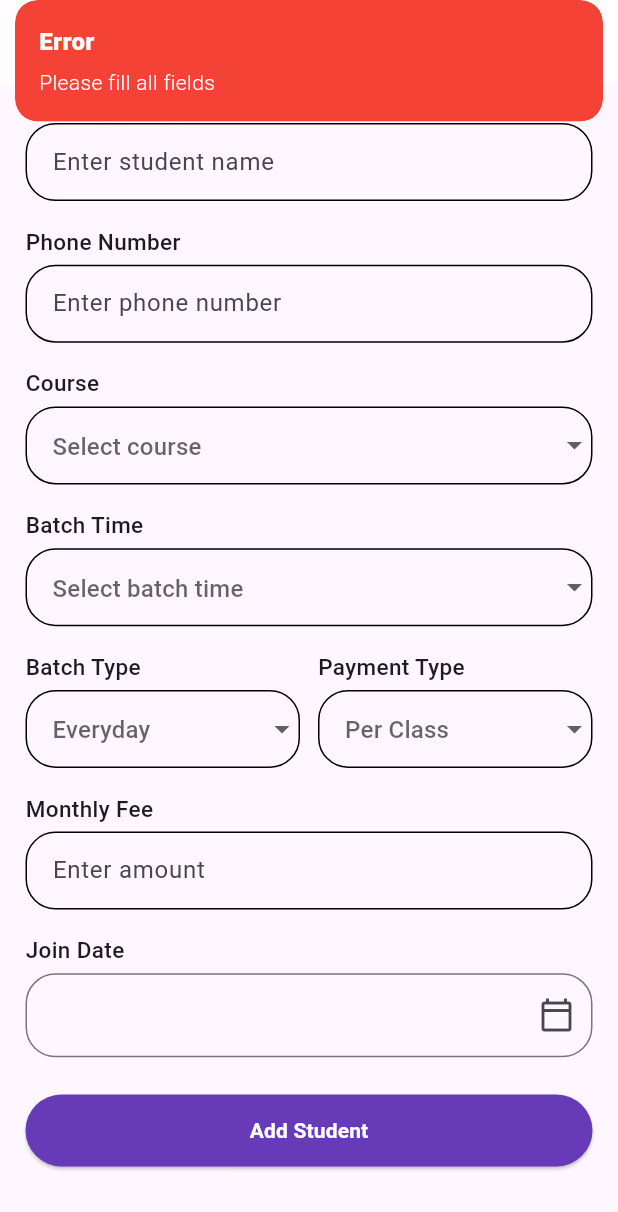
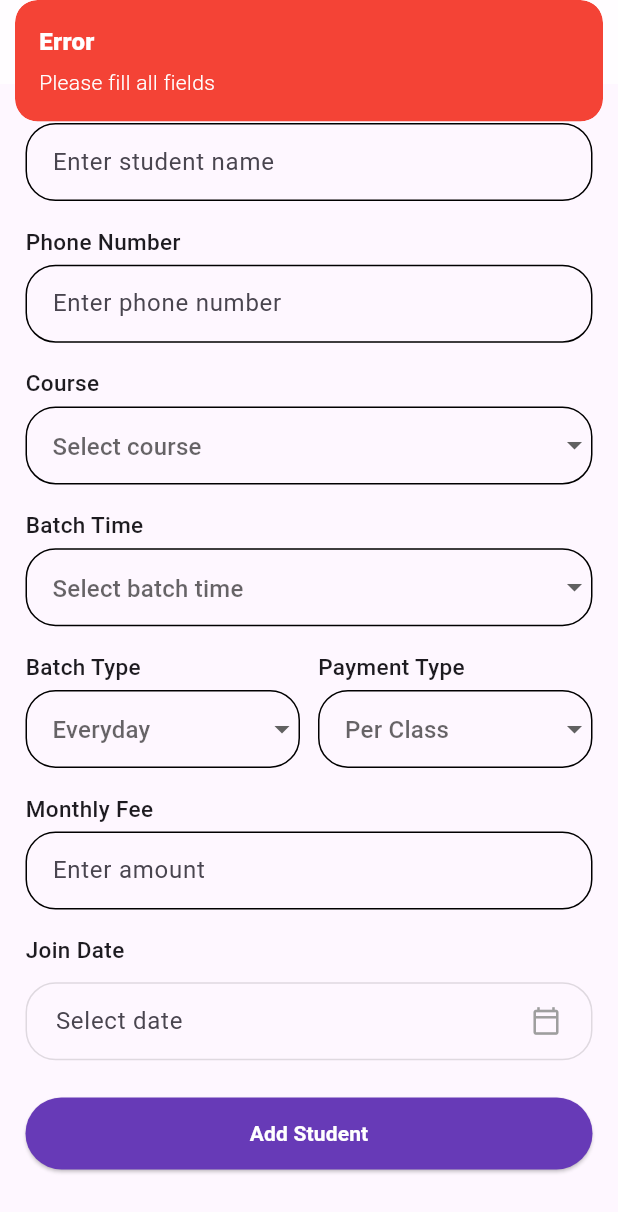
Before and after one commit to jayprajapati2246/music_class, a Flutter app: the Addnstudent screen opened directly, after a tap on "Add Student", on a phone screen of 412 x 824 dp. Shown: the top 1212 px of the screen. Run offline on Flutter 3.47's test engine with Material 3 defaults, Android fonts, the phone set to English and light mode, and no system bars; our stand-ins replace cloud_firestore, firebase_core, get; accounts and stored records are empty.

Commit message:
all done add student part

```diff
--- a/lib/Logic/controller/AddStudent.dart
+++ b/lib/Logic/controller/AddStudent.dart
@@ -52,6 +52,7 @@ class Addstudentcontroller extends GetxController {
 
     try {
       await _service.addStudent(student);
+      Get.back();
 
       Get.snackbar(
         "Success",
@@ -61,9 +62,7 @@ class Addstudentcontroller extends GetxController {
         colorText: Colors.white,
       );
 
-      clearControllers();
-
-      Get.off(() => const Student());
+       clearControllers();
 
     } catch (e) {
       Get.snackbar(
@@ -108,6 +107,7 @@ class Addstudentcontroller extends GetxController {
     selectedBatchType = null;
     selectedPaymentType = null;
     joinDate = null;
+
   }
 
   @override
--- a/lib/screen/student/addnewstudent.dart
+++ b/lib/screen/student/addnewstudent.dart
@@ -244,7 +244,6 @@ class _AddnstudentState extends State<Addnstudent> {
           .toList(),
     );
   }
-
   Widget commonDateField({
     required String label,
     required TextEditingController controller,
@@ -254,6 +253,7 @@ class _AddnstudentState extends State<Addnstudent> {
       crossAxisAlignment: CrossAxisAlignment.start,
       children: [
         _label(label),
+        const SizedBox(height: 6),
         GestureDetector(
           onTap: () async {
             final picked = await showDatePicker(
@@ -262,6 +262,7 @@ class _AddnstudentState extends State<Addnstudent> {
               firstDate: DateTime(2000),
               lastDate: DateTime(2100),
             );
+
             if (picked != null) {
               controller.text =
               "${picked.day.toString().padLeft(2, '0')}/"
@@ -273,11 +274,38 @@ class _AddnstudentState extends State<Addnstudent> {
           child: AbsorbPointer(
             child: TextField(
               controller: controller,
+              readOnly: true,
               decoration: InputDecoration(
-                suffixIcon:
-                const Icon(Icons.calendar_today_outlined),
+                hintText: "Select date",
+                contentPadding: const EdgeInsets.symmetric(
+                  horizontal: 16,
+                  vertical: 14,
+                ),
+                suffixIcon: Padding(
+                  padding: const EdgeInsets.only(right: 14),
+                  child: const Icon(
+                    Icons.calendar_today_outlined,
+                    size: 20,
+                    color: Colors.grey,
+                  ),
+                ),
+                suffixIconConstraints: const BoxConstraints(
+                  minWidth: 48,
+                  minHeight: 48,
+                ),
                 border: OutlineInputBorder(
                   borderRadius: BorderRadius.circular(20),
+                ),
+                enabledBorder: OutlineInputBorder(
+                  borderRadius: BorderRadius.circular(20),
+                  borderSide: const BorderSide(color: Colors.black12),
+                ),
+                focusedBorder: OutlineInputBorder(
+                  borderRadius: BorderRadius.circular(20),
+                  borderSide: const BorderSide(
+                    color: Colors.deepPurple,
+                    width: 2,
+                  ),
                 ),
               ),
             ),
@@ -286,4 +314,5 @@ class _AddnstudentState extends State<Addnstudent> {
       ],
     );
   }
+
 }
--- a/lib/screen/student/student.dart
+++ b/lib/screen/student/student.dart
@@ -61,7 +61,6 @@ class _StudentState extends State<Student> {
                   ),
                 );
               }
-
 
               if (showController.students.isEmpty) {
                 return Center(
@@ -131,7 +130,6 @@ class _StudentState extends State<Student> {
                 );
               }
 
-
               return ListView.builder(
                 shrinkWrap: true,
                 physics: const NeverScrollableScrollPhysics(),
@@ -141,10 +139,8 @@ class _StudentState extends State<Student> {
                   return studentListItem(student);
                 },
               );
+
             }),
-
-
-
 
           ],
         ),
```
